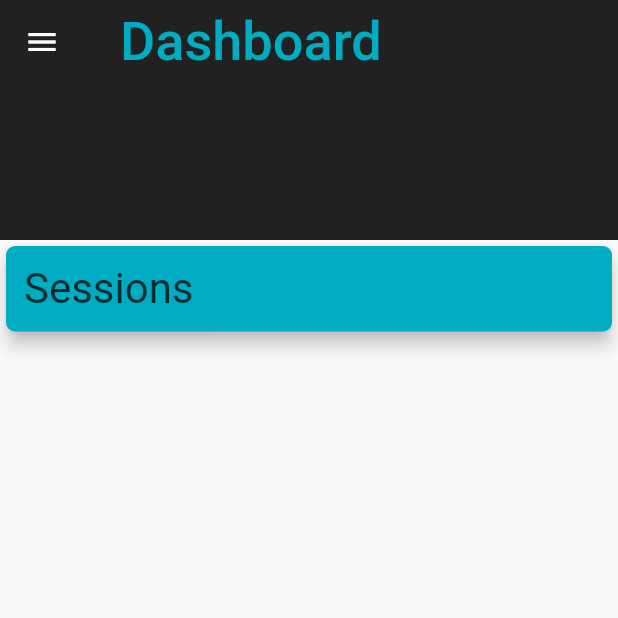
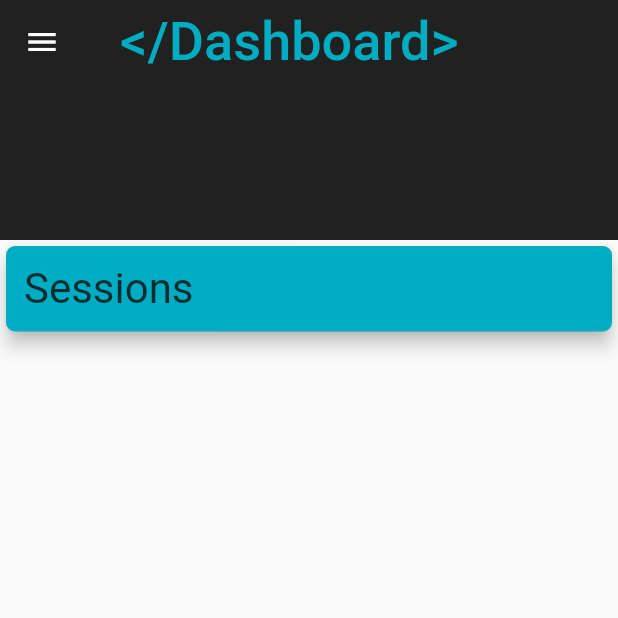
Before and after one commit to sarbikbetal/CodeIIEST-app, a Flutter app: the screen it shows once a user with an empty profile is signed in, on a phone screen of 412 x 824 dp, the top half of it. Run offline on Flutter 3.47's test engine with Material 2 defaults, Android fonts, the phone set to English and light mode, and no system bars; our stand-ins replace cloud_firestore, date_format, firebase_auth, firebase_messaging, flutter_signin_button, flutter_sticky_header and 1 more; accounts and stored records are empty; network calls fail.

```diff
--- /dev/null
+++ b/lib/models/session.dart
@@ -0,0 +1,17 @@
+import 'package:cloud_firestore/cloud_firestore.dart';
+
+class Session {
+  Session({
+    this.id,
+    this.topics,
+    this.date,
+    this.domain,
+    this.links,
+  });
+
+  List links;
+  Timestamp date;
+  int id;
+  List topics;
+  String domain;
+}
--- a/lib/screens/home/home.dart
+++ b/lib/screens/home/home.dart
@@ -1,24 +1,10 @@
 import 'package:flutter/material.dart';
 import 'package:codeiiest/services/auth.dart';
-// import 'package:codeiiest/screens/partials/infoCard.dart';
+import 'package:codeiiest/screens/partials/sessionCard.dart';
 import 'package:flutter_sticky_header/flutter_sticky_header.dart';
 import 'package:firebase_messaging/firebase_messaging.dart';
 import 'package:cloud_firestore/cloud_firestore.dart';
-import 'package:date_format/date_format.dart';
-
-class Events {
-  Events({
-    this.id,
-    this.expandedValue,
-    this.date,
-    this.domain,
-  });
-
-  Timestamp date;
-  int id;
-  List expandedValue;
-  String domain;
-}
+import 'package:codeiiest/models/session.dart';
 
 class Home extends StatefulWidget {
   @override
@@ -28,7 +14,7 @@ class Home extends StatefulWidget {
 class _HomeState extends State<Home> {
   final Authenticator _auth = Authenticator();
   final FirebaseMessaging _fcm = FirebaseMessaging();
-  List<Events> _mainlist = [];
+  List<Session> _mainlist = [];
 
   @override
   void initState() {
@@ -72,14 +58,27 @@ class _HomeState extends State<Home> {
           children: <Widget>[
             DrawerHeader(
               decoration: BoxDecoration(
-                color: Colors.blue,
+                color: Colors.cyan[800],
               ),
-              child: Text(
-                'Drawer Header',
-                style: TextStyle(
-                  color: Colors.white,
-                  fontSize: 24,
-                ),
+              child: Row(
+                crossAxisAlignment: CrossAxisAlignment.start,
+                children: <Widget>[
+                  Text(
+                    'Controls /',
+                    style: TextStyle(
+                      color: Colors.white,
+                      fontSize: 26,
+                    ),
+                  ),
+                  Text(
+                    ' CodeIIEST',
+                    style: TextStyle(
+                      color: Colors.white,
+                      fontSize: 26,
+                      fontWeight: FontWeight.w300,
+                    ),
+                  ),
+                ],
               ),
             ),
             ListTile(
@@ -108,7 +107,7 @@ class _HomeState extends State<Home> {
             pinned: true,
             expandedHeight: 160.0,
             title: Text(
-              'Dashboard',
+              '</Dashboard>',
               style: TextStyle(fontSize: 36.0, color: Colors.cyan[600]),
               textAlign: TextAlign.start,
             ),
@@ -141,8 +140,10 @@ class _HomeState extends State<Home> {
               delegate:
                   SliverChildBuilderDelegate((BuildContext context, int index) {
                 return StreamBuilder(
-                    stream:
-                        Firestore.instance.collection('sessions').snapshots(),
+                    stream: Firestore.instance
+                        .collection('sessions')
+                        .orderBy('date', descending: true)
+                        .snapshots(),
                     builder: (context, snapshot) {
                       if (!snapshot.hasData) {
                         return Container(
@@ -153,53 +154,21 @@ class _HomeState extends State<Home> {
                       } else {
                         _mainlist.clear();
                         snapshot.data.documents.asMap().forEach((index, doc) {
-                          _mainlist.add(Events(
+                          _mainlist.add(Session(
                             id: index,
                             domain: doc['domain'],
                             date: doc['date'],
-                            expandedValue: doc['topics'],
+                            topics: doc['topics'] != null ? doc['topics'] : [],
+                            links: doc['links'] != null ? doc['links'] : [],
                           ));
                         });
 
                         return Padding(
                           padding: const EdgeInsets.symmetric(horizontal: 16.0),
                           child: ExpansionPanelList.radio(
-                            initialOpenPanelValue: 0,
                             children: _mainlist
-                                .map<ExpansionPanelRadio>((Events event) {
-                              return ExpansionPanelRadio(
-                                canTapOnHeader: true,
-                                value: event.hashCode,
-                                headerBuilder:
-                                    (BuildContext context, bool isExpanded) {
-                                  return Container(
-                                    padding: const EdgeInsets.all(8.0),
-                                    child: Column(
-                                      crossAxisAlignment:
-                                          CrossAxisAlignment.start,
-                                      children: <Widget>[
-                                        Text(event.domain),
-                                        Text(formatDate(event.date.toDate(),
-                                            [dd, ' ', M, ' \'', yy])),
-                                      ],
-                                    ),
-                                  );
-                                },
-                                body: Container(
-                                  padding: EdgeInsets.symmetric(
-                                      horizontal: 12.0, vertical: 8.0),
-                                  alignment: Alignment.centerLeft,
-                                  child: Wrap(
-                                    alignment: WrapAlignment.start,
-                                    spacing: 8.0,
-                                    children: event.expandedValue
-                                        .map((topic) => Chip(
-                                              label: Text(topic),
-                                            ))
-                                        .toList(),
-                                  ),
-                                ),
-                              );
+                                .map<ExpansionPanelRadio>((Session session) {
+                              return sessionCard(session);
                             }).toList(),
                           ),
                         );
--- a/pubspec.yaml
+++ b/pubspec.yaml
@@ -28,6 +28,7 @@ dependencies:
   flutter_signin_button: ^1.0.0
   flutter_sticky_header: ^0.4.0
   date_format: ^1.0.8
+  url_launcher: ^5.4.1
 
 dev_dependencies:
   flutter_test:
```
Also changed, not shown: lib/screens/authenticate/login.dart (+6 -18 lines), lib/screens/partials/hyperlink.dart (added, +32 -0 lines), lib/screens/partials/infoCard.dart (deleted, +0 -149 lines), lib/screens/partials/sessionCard.dart (added, +91 -0 lines), pubspec.lock.
